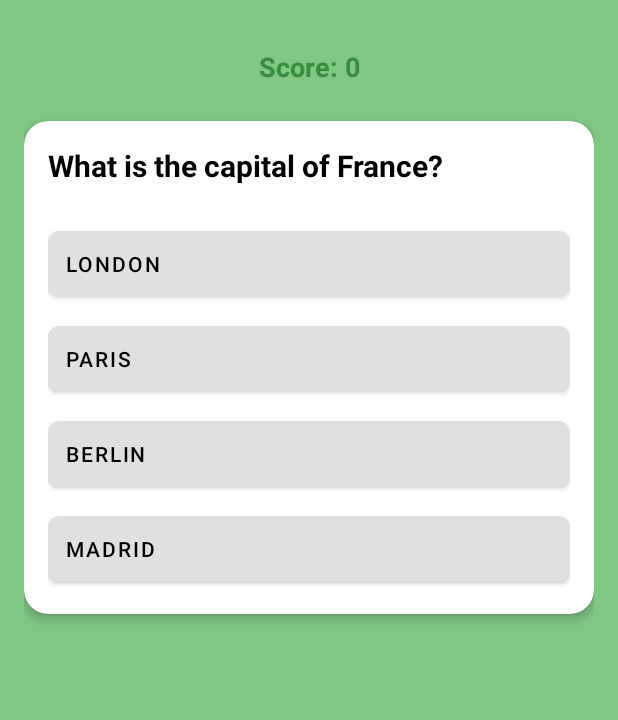
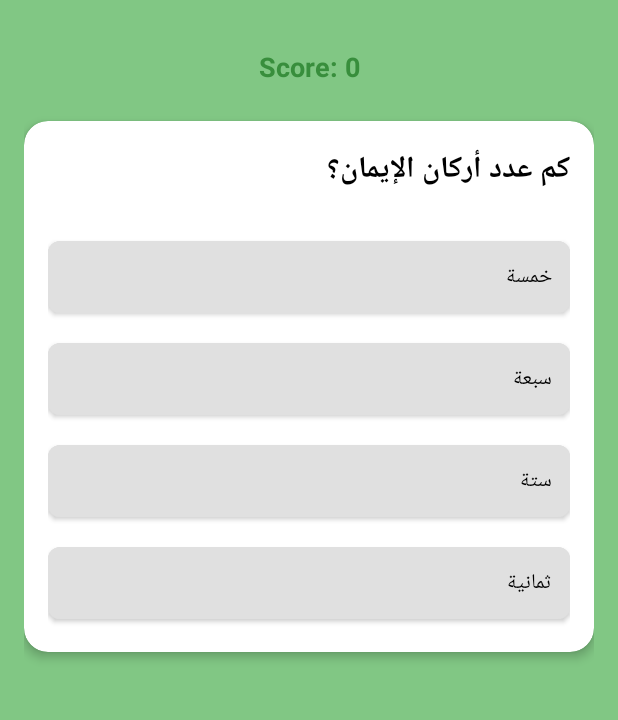
Before and after one commit to RezoualiRaouf/Hikmah-Trivia, an Android app: the screen it shows after launch (MainActivity), after a tap on "START QUIZ", on a phone screen of 412 x 824 dp, the part 273-993 px from its top. Run offline under Robolectric (Android 15) with nearby library versions, the phone set to English and light mode, and no system bars.

Commit message:
app upgrade

```diff
--- a/app/src/main/java/com/projetapp/DatabaseHelper.kt
+++ b/app/src/main/java/com/projetapp/DatabaseHelper.kt
@@ -1,5 +1,4 @@
 package com.projetapp
-
 
 import android.content.ContentValues
 import android.content.Context
@@ -104,14 +103,36 @@ class DatabaseHelper(context: Context) :
         return count
     }
 
+    // Track questions that have been shown
+    private val shownQuestionIds = mutableSetOf<Int>()
+
     /**
-     * Get a random question from the database
+     * Get a random question from the database that hasn't been shown recently
      */
     suspend fun getRandomQuestion(): QuizQuestion = withContext(Dispatchers.IO) {
         val db = readableDatabase
-        val query = "SELECT * FROM $TABLE_QUESTIONS ORDER BY RANDOM() LIMIT 1"
+        lateinit var question: QuizQuestion
+
+        // Get total number of questions
+        val countQuery = "SELECT COUNT(*) FROM $TABLE_QUESTIONS"
+        val countCursor = db.rawQuery(countQuery, null)
+        val totalQuestions = if (countCursor.moveToFirst()) countCursor.getInt(0) else 0
+        countCursor.close()
+
+        // Reset shown questions if we've shown all questions
+        if (shownQuestionIds.size >= totalQuestions) {
+            shownQuestionIds.clear()
+        }
+
+        // Query to exclude already shown questions
+        val excludeIds = if (shownQuestionIds.isEmpty()) {
+            ""
+        } else {
+            " WHERE $COLUMN_ID NOT IN (${shownQuestionIds.joinToString(",")})"
+        }
+
+        val query = "SELECT * FROM $TABLE_QUESTIONS$excludeIds ORDER BY RANDOM() LIMIT 1"
         val cursor = db.rawQuery(query, null)
-        lateinit var question: QuizQuestion
 
         if (cursor.moveToFirst()) {
             val id = cursor.getInt(cursor.getColumnIndexOrThrow(COLUMN_ID))
@@ -125,6 +146,7 @@ class DatabaseHelper(context: Context) :
             val correctOptionIndex = cursor.getInt(cursor.getColumnIndexOrThrow(COLUMN_CORRECT_OPTION))
 
             question = QuizQuestion(id, questionText, options, correctOptionIndex)
+            shownQuestionIds.add(id)
         } else {
             // If no questions found, create a default one (this should not happen if setup correctly)
             Log.e(TAG, "No questions found in database")
@@ -162,65 +184,66 @@ class DatabaseHelper(context: Context) :
      */
     private fun getSampleQuestions(): List<QuizQuestion> {
         return listOf(
+            // Islamic quiz questions
             QuizQuestion(
                 id = 1,
-                questionText = "What is the capital of France?",
-                options = listOf("London", "Paris", "Berlin", "Madrid"),
-                correctOptionIndex = 1
+                questionText = "كم عدد أركان الإيمان؟",
+                options = listOf("خمسة", "سبعة", "ستة", "ثمانية"),
+                correctOptionIndex = 2 // Index is 0-based, so 2 means the third option "ستة"
             ),
             QuizQuestion(
                 id = 2,
-                questionText = "Which planet is known as the Red Planet?",
-                options = listOf("Venus", "Mars", "Jupiter", "Saturn"),
-                correctOptionIndex = 1
+                questionText = "ما هو أول واجب على العباد؟",
+                options = listOf("الصلاة", "الشهادتان", "الصوم", "الزكاة"),
+                correctOptionIndex = 1 // "الشهادتان"
             ),
             QuizQuestion(
                 id = 3,
-                questionText = "What is the largest mammal on Earth?",
-                options = listOf("Elephant", "Giraffe", "Blue Whale", "Hippopotamus"),
-                correctOptionIndex = 2
+                questionText = "كم عدد سور القرآن الكريم؟",
+                options = listOf("112", "113", "114", "115"),
+                correctOptionIndex = 2 // "114"
             ),
             QuizQuestion(
                 id = 4,
-                questionText = "Who wrote 'Romeo and Juliet'?",
-                options = listOf("Charles Dickens", "William Shakespeare", "Jane Austen", "Mark Twain"),
-                correctOptionIndex = 1
+                questionText = "ما هي أطول سورة في القرآن؟",
+                options = listOf("البقرة", "آل عمران", "النساء", "الأنعام"),
+                correctOptionIndex = 0 // "البقرة"
             ),
             QuizQuestion(
                 id = 5,
-                questionText = "What is the chemical symbol for gold?",
-                options = listOf("Go", "Gd", "Au", "Ag"),
-                correctOptionIndex = 2
+                questionText = "في أي عام وُلد النبي محمد ﷺ؟",
+                options = listOf("عام الفيل", "عام الحزن", "عام الهجرة", "عام بدر"),
+                correctOptionIndex = 0 // "عام الفيل"
             ),
             QuizQuestion(
                 id = 6,
-                questionText = "What is the main component of the Earth's atmosphere?",
-                options = listOf("Oxygen", "Carbon Dioxide", "Nitrogen", "Hydrogen"),
-                correctOptionIndex = 2
+                questionText = "من هو جامع صحيح البخاري؟",
+                options = listOf("مسلم بن الحجاج", "أحمد بن حنبل", "محمد بن إسماعيل البخاري", "ابن ماجه"),
+                correctOptionIndex = 2 // "محمد بن إسماعيل البخاري"
             ),
             QuizQuestion(
                 id = 7,
-                questionText = "Which country is home to the kangaroo?",
-                options = listOf("New Zealand", "South Africa", "Australia", "Brazil"),
-                correctOptionIndex = 2
+                questionText = "ما حكم تارك الصلاة جحوداً؟",
+                options = listOf("فاسق", "مذنب", "كافر", "عاصي"),
+                correctOptionIndex = 2 // "كافر"
             ),
             QuizQuestion(
                 id = 8,
-                questionText = "How many sides does a hexagon have?",
-                options = listOf("5", "6", "7", "8"),
-                correctOptionIndex = 1
+                questionText = "ما هي أنواع التوحيد؟",
+                options = listOf("توحيد الربوبية فقط", "توحيد الألوهية فقط", "الربوبية والألوهية والأسماء والصفات", "لا يوجد أنواع"),
+                correctOptionIndex = 2 // "الربوبية والألوهية والأسماء والصفات"
             ),
             QuizQuestion(
                 id = 9,
-                questionText = "What is the largest organ in the human body?",
-                options = listOf("Brain", "Liver", "Heart", "Skin"),
-                correctOptionIndex = 3
+                questionText = "كم استمرت الدعوة السرية للإسلام؟",
+                options = listOf("سنة واحدة", "ثلاث سنوات", "خمس سنوات", "عشر سنوات"),
+                correctOptionIndex = 1 // "ثلاث سنوات"
             ),
             QuizQuestion(
                 id = 10,
-                questionText = "Which is the longest river in the world?",
-                options = listOf("Amazon", "Nile", "Mississippi", "Yangtze"),
-                correctOptionIndex = 1
+                questionText = "ما هي السورة التي لا تبدأ بالبسملة؟",
+                options = listOf("التوبة", "الأنفال", "الفتح", "الجمعة"),
+                correctOptionIndex = 0 // "التوبة"
             )
         )
     }
--- a/app/src/main/res/layout/activity_main.xml
+++ b/app/src/main/res/layout/activity_main.xml
@@ -50,6 +50,7 @@
         android:layout_marginTop="24dp"
         app:cardCornerRadius="16dp"
         app:cardElevation="4dp"
+        app:cardBackgroundColor="@color/white"
         app:layout_constraintTop_toBottomOf="@id/scoreTextView"
         app:layout_constraintStart_toStartOf="parent"
         app:layout_constraintEnd_toEndOf="parent">
--- a/app/src/main/res/layout/activity_settings.xml
+++ b/app/src/main/res/layout/activity_settings.xml
@@ -1,5 +1,8 @@
-<?xml version="1.0" encoding="utf-8"?>
 <FrameLayout xmlns:android="http://schemas.android.com/apk/res/android"
     android:id="@+id/settings_container"
     android:layout_width="match_parent"
-    android:layout_height="match_parent" />
+    android:layout_height="match_parent"
+    android:paddingTop="24dp"
+    android:paddingStart="16dp"
+    android:paddingEnd="16dp"
+    android:paddingBottom="16dp" />
--- a/app/src/main/res/values-night/themes.xml
+++ b/app/src/main/res/values-night/themes.xml
@@ -1,26 +1,21 @@
-<?xml version="1.0" encoding="utf-8"?>
 <resources xmlns:tools="http://schemas.android.com/tools">
-    <!-- Base application theme for Night mode -->
     <style name="Theme.QuizApp" parent="Theme.MaterialComponents.DayNight.NoActionBar">
-        <!-- Core color roles -->
-        <item name="colorPrimary">@color/primary_dark</item>
-        <item name="colorPrimaryVariant">@color/primary_color</item>
+        <item name="colorPrimary">@color/primary_dark</item> <!-- #2E7D32 -->
+        <item name="colorPrimaryVariant">@color/primary_dark</item>
         <item name="colorOnPrimary">@color/white</item>
 
         <item name="colorSecondary">@color/accent_color</item>
         <item name="colorOnSecondary">@color/black</item>
 
-        <!-- Surfaces -->
-        <item name="colorSurface">@color/surface_night</item>
-        <item name="colorOnSurface">@color/on_surface_night</item>
+        <!-- Override card backgrounds in night mode -->
+        <item name="cardViewStyle">@style/QuizCardStyle</item>
 
-        <!-- Background for windows -->
-        <item name="android:windowBackground">@color/background_night</item>
+        <!-- Background colors -->
+        <item name="android:windowBackground">@color/primary_dark</item>
+        <item name="materialCardViewStyle">@style/QuizCardStyle</item>
+    </style>
 
-        <!-- Status bar -->
-        <item name="android:statusBarColor">@color/primary_color</item>
-
-        <!-- Material button default style -->
-        <item name="materialButtonStyle">@style/Widget.MaterialComponents.Button</item>
+    <style name="QuizCardStyle" parent="Widget.MaterialComponents.CardView">
+        <item name="cardBackgroundColor">@color/white</item>
     </style>
 </resources>
--- a/app/src/main/res/values/strings.xml
+++ b/app/src/main/res/values/strings.xml
@@ -1,5 +1,5 @@
 <resources>
-    <string name="app_name">Dynamic Quiz</string>
+    <string name="app_name">Hikmah Trivia</string>
     <string name="app_title">Dynamic Quiz</string>
     <string name="score">Score: %1$d</string>
     <string name="next_question">Next Question</string>
```
